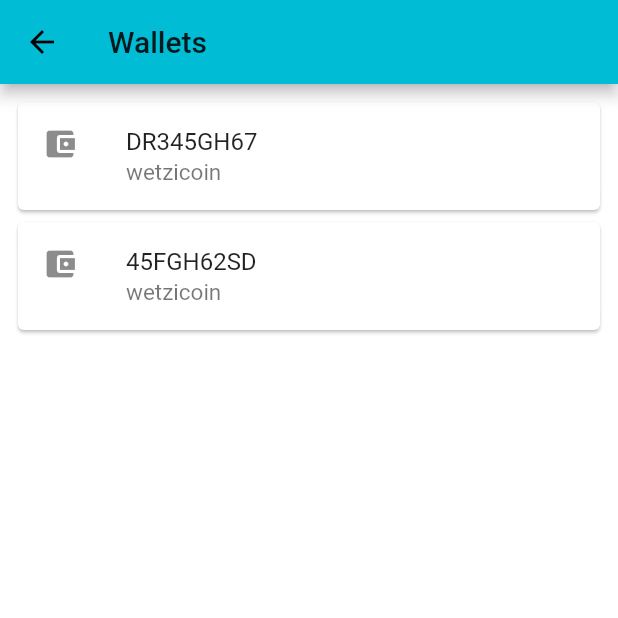
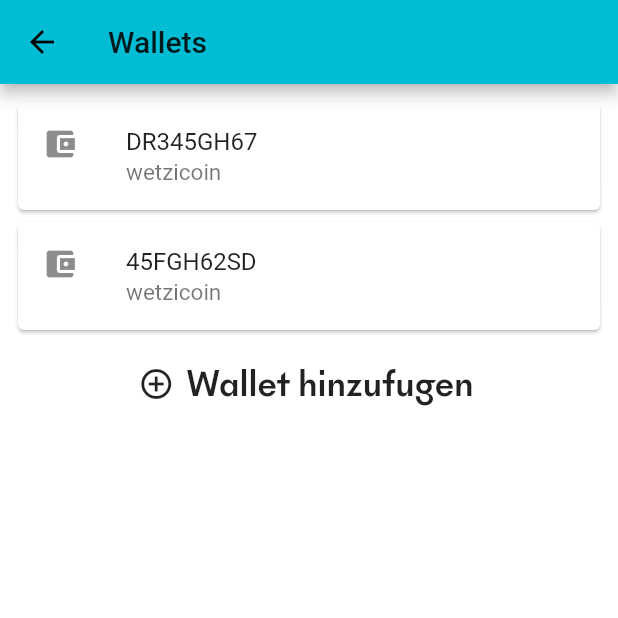
Before and after one commit to ecoo-app/ecoo-app, a Flutter app: the WalletsOverviewScreen screen opened by its route, on a phone screen of 412 x 824 dp, the top half of it. Run offline on Flutter 3.47's test engine with Material 2 defaults, Android fonts, the phone set to English and light mode, and no system bars; our stand-ins replace dartz, equatable, get_it, gradient_app_bar, gradient_widgets, injectable and 2 more; missing offline and left inert: barcode_scan.

Commit message:
add add wallet flow start

```diff
--- a/i18n/de-CH.json
+++ b/i18n/de-CH.json
@@ -4,5 +4,6 @@
   "personalWalletPay": "Bezahlen",
   "privateWalletSend": "Senden",
   "privateWalletRecieve": "Anfordern",
-  "showAllTransactions": "alle Bewegungen anzeigen"
+  "showAllTransactions": "alle Bewegungen anzeigen",
+  "addWallet": "Wallet hinzufügen"
 }
--- a/lib/ui/core/router/router.dart
+++ b/lib/ui/core/router/router.dart
@@ -4,10 +4,10 @@ import 'package:e_coupon/ui/screens/payment/request_qrbill_screen.dart';
 import 'package:e_coupon/ui/screens/payment/request_screen.dart';
 import 'package:e_coupon/ui/screens/payment/success_screen.dart';
 import 'package:e_coupon/ui/screens/payment/transaction_data.dart';
+import 'package:e_coupon/ui/screens/transaction_overview/transaction_overview_screen.dart';
 import 'package:e_coupon/ui/screens/verification/verification_screen.dart';
 import 'package:e_coupon/ui/screens/wallet/wallet_screen.dart';
 import 'package:e_coupon/ui/screens/wallets_overview/wallets_overview.dart';
-import 'package:e_coupon/ui/spikes/qrGeneratorTest_screen.dart';
 import 'package:flutter/cupertino.dart';
 import 'package:flutter/material.dart';
 
@@ -15,6 +15,7 @@ import 'package:flutter/material.dart';
 const HomeRoute = '/';
 const WalletDetailRoute = 'walletDetail';
 const WalletsOverviewRoute = 'walletsOverview';
+const TransactionOverviewRoute = 'transactionOverview';
 const VerificationRoute = 'verification';
 const PaymentRoute = 'payment';
 const PaymentOverviewRoute = 'paymentOverview';
@@ -34,6 +35,8 @@ class Router {
         // var post = settings.arguments as Post;
         // return MaterialPageRoute(builder: (_) => WalletScreen(post: post));
         return MaterialPageRoute(builder: (_) => WalletsOverviewScreen());
+      case TransactionOverviewRoute:
+        return MaterialPageRoute(builder: (_) => TransactionOverviewScreen());
       case VerificationRoute:
         return MaterialPageRoute(builder: (_) => VerificationScreen());
       case PaymentRoute:
--- a/lib/ui/screens/transaction_overview/transaction_overview.dart
+++ b/lib/ui/screens/transaction_overview/transaction_overview_screen.dart
@@ -2,7 +2,7 @@ import 'package:e_coupon/ui/shared/main_layout.dart';
 import 'package:e_coupon/ui/shared/transactions_list.dart';
 import 'package:flutter/material.dart';
 
-class TransactionOverview extends StatelessWidget {
+class TransactionOverviewScreen extends StatelessWidget {
   @override
   Widget build(BuildContext context) {
     return MainLayout(
--- a/lib/ui/screens/wallets_overview/wallets_overview.dart
+++ b/lib/ui/screens/wallets_overview/wallets_overview.dart
@@ -1,3 +1,4 @@
+import 'package:e_coupon/generated/i18n.dart';
 import 'package:e_coupon/injection.dart';
 import 'package:e_coupon/ui/core/view_state/base_view.dart';
 import 'package:e_coupon/ui/core/router/router.dart';
@@ -24,7 +25,10 @@ class WalletsOverviewScreen extends StatelessWidget {
               if (vmodel.viewState is Initial || vmodel.viewState is Loading)
                 return Center(child: ECProgressIndicator());
               else if (vmodel.viewState is Loaded)
-                return ListView.builder(
+                return Column(
+                  children: <Widget>[
+                    ListView.builder(
+                      shrinkWrap: true,
                       padding: const EdgeInsets.all(8),
                       itemCount: vmodel.wallets.length,
                       itemBuilder: (context, i) {
@@ -37,6 +41,16 @@ class WalletsOverviewScreen extends StatelessWidget {
                           },
                         );
                       },
+                    ),
+                    FlatButton.icon(
+                      onPressed: () {
+                        // todo create new wallet -> verification needs new wallet id -> put wallet view model as app view model
+                        Navigator.pushNamed(context, VerificationRoute);
+                      },
+                      icon: Icon(Icons.add_circle_outline),
+                      label: Text(I18n.of(context).addWallet),
+                    )
+                  ],
                 );
             }));
   }
```
Also changed, not shown: lib/ui/screens/wallet/wallet_screen.dart (+2 -7 lines), lib/generated/i18n.dart. Lines whose indentation alone changed are shown as unchanged.
